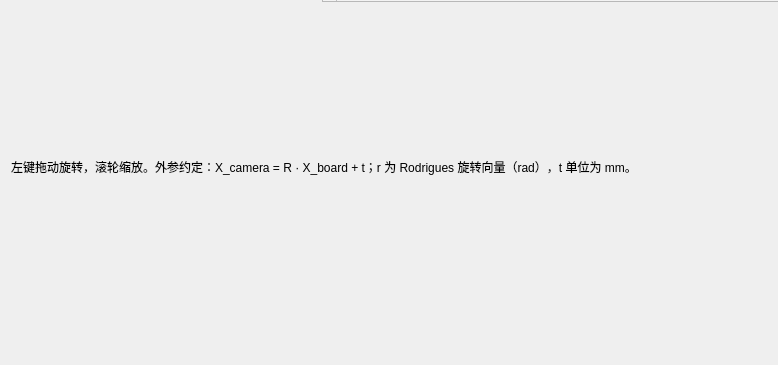
The window that src/ui/pose_result_dialog.ui (du-xinyi/Calibration) describes before a commit, drawn with Qt 5; both pictures show x 0 to 778 and y 355 to 720 of the 1120 by 720 pixel window.
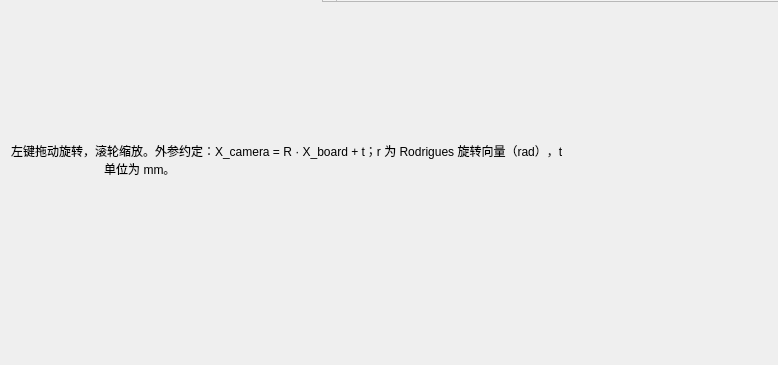
The same window after the commit. Custom widgets are drawn as their Qt base class.

What changed in the file:
```diff
--- a/src/ui/pose_result_dialog.ui
+++ b/src/ui/pose_result_dialog.ui
@@ -132,7 +132,9 @@
    <item>
     <widget class="QLabel" name="conventionLabel">
      <property name="text">
-      <string>左键拖动旋转，滚轮缩放。外参约定：X_camera = R · X_board + t；r 为 Rodrigues 旋转向量（rad），t 单位为 mm。</string>
+                        <string>左键拖动旋转，滚轮缩放。外参约定：X_camera = R · X_board + t；r 为 Rodrigues 旋转向量（rad），t
+                            单位为 mm。
+                        </string>
      </property>
      <property name="wordWrap">
       <bool>true</bool>
```
Lines whose indentation alone changed are shown as unchanged.
